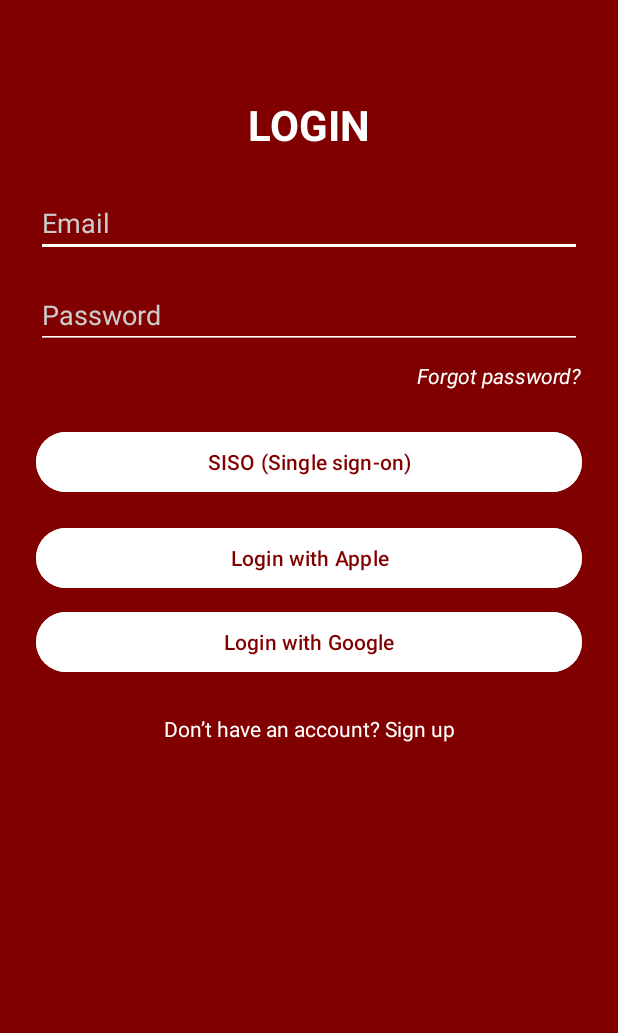
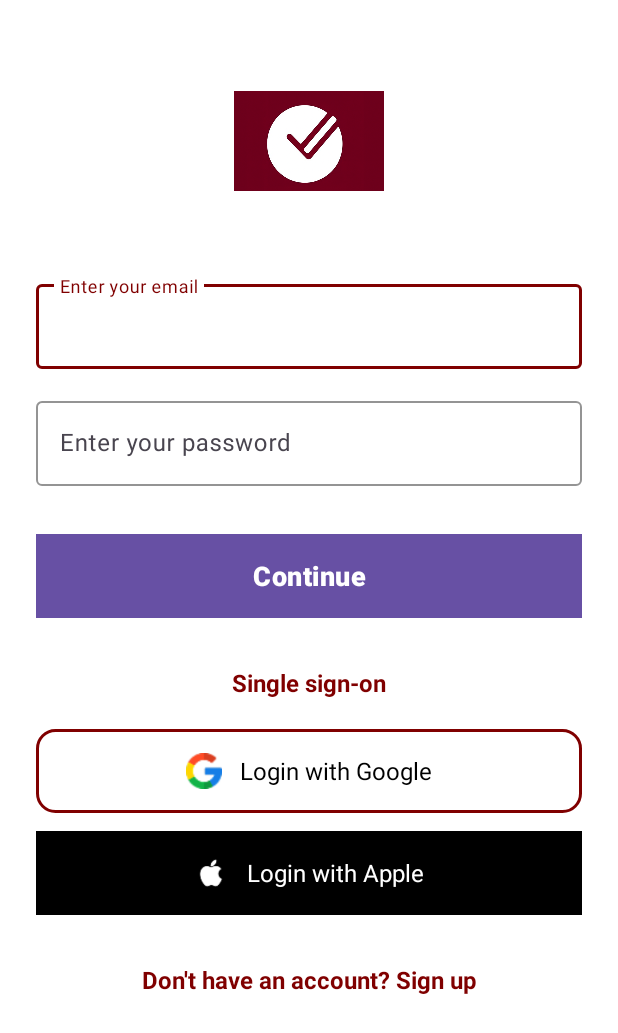
Before and after one commit to Judith2018/OPSC_POE_SplitSmartApp, an Android app: the layout activity_login.xml on its own in the app's theme, with its tools: preview values and no code run, on a phone screen of 412 x 824 dp. Shown: the top 1033 px of the screen. Run offline under Robolectric (Android 15) with nearby library versions, the phone set to English and light mode, and no system bars.

Commit message:
Fixed the design for login

```diff
--- a/app/src/main/java/com/example/splitsmart_poe/LoginActivity.kt
+++ b/app/src/main/java/com/example/splitsmart_poe/LoginActivity.kt
@@ -4,6 +4,7 @@ import android.content.Intent
 import androidx.appcompat.app.AppCompatActivity
 import android.os.Bundle
 import android.widget.Button
+import android.widget.LinearLayout
 import android.widget.TextView
 import android.widget.Toast
 
@@ -22,15 +23,15 @@ class LoginActivity : AppCompatActivity() {
             finish()
         }
 
-        // Google Login Button - Placeholder
-        val googleLoginButton = findViewById<Button>(R.id.btnGoogleLogin)
-        googleLoginButton.setOnClickListener {
+        // For Google login (now a LinearLayout)
+        val googleLoginLayout = findViewById<LinearLayout>(R.id.btnGoogleLogin)
+        googleLoginLayout.setOnClickListener {
             Toast.makeText(this, "Google login - to be implemented", Toast.LENGTH_SHORT).show()
         }
 
-        // Apple Login Button - Placeholder
-        val appleLoginButton = findViewById<Button>(R.id.btnAppleLogin)
-        appleLoginButton.setOnClickListener {
+// For Apple login (now a LinearLayout)
+        val appleLoginLayout = findViewById<LinearLayout>(R.id.btnAppleLogin)
+        appleLoginLayout.setOnClickListener {
             Toast.makeText(this, "Apple login - to be implemented", Toast.LENGTH_SHORT).show()
         }
 
--- /dev/null
+++ b/app/src/main/res/drawable/button_outline_background.xml
@@ -0,0 +1,8 @@
+<?xml version="1.0" encoding="utf-8"?>
+<shape xmlns:android="http://schemas.android.com/apk/res/android">
+    <solid android:color="#FFFFFF" />
+    <corners android:radius="12dp" />
+    <stroke
+        android:width="2dp"
+        android:color="#800000" />
+</shape>
--- a/app/src/main/res/layout/activity_login.xml
+++ b/app/src/main/res/layout/activity_login.xml
@@ -1,125 +1,159 @@
 <?xml version="1.0" encoding="utf-8"?>
-<ScrollView
-    xmlns:android="http://schemas.android.com/apk/res/android"
+<ScrollView xmlns:android="http://schemas.android.com/apk/res/android"
     xmlns:app="http://schemas.android.com/apk/res-auto"
     android:layout_width="match_parent"
     android:layout_height="match_parent"
-    android:background="#800000">
+    android:background="#FFFFFF"
+    android:padding="24dp">
 
-    <androidx.constraintlayout.widget.ConstraintLayout
+    <LinearLayout
         android:layout_width="match_parent"
         android:layout_height="wrap_content"
-        android:padding="24dp">
+        android:orientation="vertical">
 
-        <!-- LOGIN Title -->
-        <TextView
-            android:id="@+id/loginTitle"
-            android:layout_width="wrap_content"
-            android:layout_height="wrap_content"
-            android:text="@string/login_title"
-            android:textColor="#FFFFFF"
-            android:textSize="28sp"
-            android:textStyle="bold"
-            app:layout_constraintTop_toTopOf="parent"
-            app:layout_constraintStart_toStartOf="parent"
-            app:layout_constraintEnd_toEndOf="parent"
-            android:layout_marginTop="40dp" />
+        <!-- Logo at Top -->
+        <ImageView
+            android:id="@+id/ivLogo"
+            android:layout_width="100dp"
+            android:layout_height="100dp"
+            android:layout_gravity="center_horizontal"
+            android:layout_marginTop="20dp"
+            android:layout_marginBottom="40dp"
+            android:src="@drawable/app_logo"
+            android:contentDescription="SplitSmart Logo" />
 
         <!-- Email Field -->
-        <EditText
-            android:id="@+id/emailInput"
-            android:layout_width="0dp"
+        <com.google.android.material.textfield.TextInputLayout
+            android:layout_width="match_parent"
             android:layout_height="wrap_content"
-            android:hint="Email"
-            android:inputType="textEmailAddress"
-            android:backgroundTint="#FFFFFF"
-            android:textColor="#FFFFFF"
-            android:textColorHint="#CCCCCC"
-            app:layout_constraintTop_toBottomOf="@id/loginTitle"
-            app:layout_constraintStart_toStartOf="parent"
-            app:layout_constraintEnd_toEndOf="parent"
-            android:layout_marginTop="24dp" />
+            android:layout_marginBottom="16dp"
+            style="@style/Widget.Material3.TextInputLayout.OutlinedBox"
+            app:boxStrokeColor="#800000"
+            app:hintTextColor="#800000">
+
+            <com.google.android.material.textfield.TextInputEditText
+                android:id="@+id/etEmail"
+                android:layout_width="match_parent"
+                android:layout_height="wrap_content"
+                android:hint="Enter your email"
+                android:inputType="textEmailAddress"
+                android:textColor="#000000"
+                android:textSize="16sp" />
+
+        </com.google.android.material.textfield.TextInputLayout>
 
         <!-- Password Field -->
-        <EditText
-            android:id="@+id/passwordInput"
-            android:layout_width="0dp"
+        <com.google.android.material.textfield.TextInputLayout
+            android:layout_width="match_parent"
             android:layout_height="wrap_content"
-            android:hint="Password"
-            android:inputType="textPassword"
-            android:backgroundTint="#FFFFFF"
+            android:layout_marginBottom="32dp"
+            style="@style/Widget.Material3.TextInputLayout.OutlinedBox"
+            app:boxStrokeColor="#800000"
+            app:hintTextColor="#800000">
+
+            <com.google.android.material.textfield.TextInputEditText
+                android:id="@+id/etPassword"
+                android:layout_width="match_parent"
+                android:layout_height="wrap_content"
+                android:hint="Enter your password"
+                android:inputType="textPassword"
+                android:textColor="#000000"
+                android:textSize="16sp" />
+
+        </com.google.android.material.textfield.TextInputLayout>
+
+        <!-- Continue Button -->
+        <Button
+            android:id="@+id/btnLogin"
+            android:layout_width="match_parent"
+            android:layout_height="56dp"
+            android:background="#800000"
+            android:text="Continue"
             android:textColor="#FFFFFF"
-            android:textColorHint="#CCCCCC"
-            app:layout_constraintTop_toBottomOf="@id/emailInput"
-            app:layout_constraintStart_toStartOf="parent"
-            app:layout_constraintEnd_toEndOf="parent"
-            android:layout_marginTop="16dp" />
+            android:textSize="18sp"
+            android:textStyle="bold"
+            android:layout_marginBottom="32dp"
+            android:letterSpacing="0.02"
+            app:cornerRadius="12dp" />
 
-        <!-- Forgot Password -->
+        <!-- Single Sign-On Section -->
         <TextView
-            android:id="@+id/forgotPassword"
-            android:layout_width="wrap_content"
+            android:layout_width="match_parent"
             android:layout_height="wrap_content"
-            android:text="Forgot password?"
-            android:textColor="#FFFFFF"
-            android:textSize="14sp"
-            android:textStyle="italic"
-            app:layout_constraintTop_toBottomOf="@id/passwordInput"
-            app:layout_constraintEnd_toEndOf="parent"
-            android:layout_marginTop="8dp" />
+            android:text="Single sign-on"
+            android:textAlignment="center"
+            android:textColor="#800000"
+            android:textSize="16sp"
+            android:textStyle="bold"
+            android:layout_marginBottom="20dp" />
 
-        <!-- SISO Button -->
-        <Button
-            android:id="@+id/sisoButton"
-            android:layout_width="0dp"
+        <!-- Google Login Button -->
+        <LinearLayout
+            android:id="@+id/btnGoogleLogin"
+            android:layout_width="match_parent"
+            android:layout_height="56dp"
+            android:background="@drawable/button_outline_background"
+            android:orientation="horizontal"
+            android:gravity="center"
+            android:layout_marginBottom="12dp"
+            android:padding="16dp">
+
+            <ImageView
+                android:layout_width="24dp"
+                android:layout_height="24dp"
+                android:src="@drawable/ic_google"
+                android:layout_marginEnd="12dp" />
+
+            <TextView
+                android:layout_width="wrap_content"
+                android:layout_height="wrap_content"
+                android:text="Login with Google"
+                android:textColor="#000000"
+                android:textSize="16sp"
+                android:textStyle="normal" />
+
+        </LinearLayout>
+
+        <!-- Apple Login Button -->
+        <LinearLayout
+            android:id="@+id/btnAppleLogin"
+            android:layout_width="match_parent"
+            android:layout_height="56dp"
+            android:background="#000000"
+            android:orientation="horizontal"
+            android:gravity="center"
+            android:layout_marginBottom="32dp"
+            android:padding="16dp"
+            app:cornerRadius="12dp">
+
+            <ImageView
+                android:layout_width="24dp"
+                android:layout_height="24dp"
+                android:src="@drawable/ic_apple"
+                android:layout_marginEnd="12dp"
+                android:tint="#FFFFFF" />
+
+            <TextView
+                android:layout_width="wrap_content"
+                android:layout_height="wrap_content"
+                android:text="Login with Apple"
+                android:textColor="#FFFFFF"
+                android:textSize="16sp"
+                android:textStyle="normal" />
+
+        </LinearLayout>
+
+        <!-- Sign Up Link -->
+        <TextView
+            android:id="@+id/tvSignUp"
+            android:layout_width="match_parent"
             android:layout_height="wrap_content"
-            android:text="SISO (Single sign-on)"
+            android:text="Don't have an account? Sign up"
+            android:textAlignment="center"
             android:textColor="#800000"
-            android:backgroundTint="#FFFFFF"
-            app:layout_constraintTop_toBottomOf="@id/forgotPassword"
-            app:layout_constraintStart_toStartOf="parent"
-            app:layout_constraintEnd_toEndOf="parent"
-            android:layout_marginTop="24dp" />
+            android:textSize="16sp"
+            android:textStyle="bold" />
 
-        <!-- Login with Apple -->
-        <Button
-            android:id="@+id/appleLogin"
-            android:layout_width="0dp"
-            android:layout_height="wrap_content"
-            android:text="Login with Apple"
-            android:textColor="#800000"
-            android:backgroundTint="#FFFFFF"
-            app:layout_constraintTop_toBottomOf="@id/sisoButton"
-            app:layout_constraintStart_toStartOf="parent"
-            app:layout_constraintEnd_toEndOf="parent"
-            android:layout_marginTop="16dp" />
+    </LinearLayout>
 
-        <!-- Login with Google -->
-        <Button
-            android:id="@+id/googleLogin"
-            android:layout_width="0dp"
-            android:layout_height="wrap_content"
-            android:text="Login with Google"
-            android:textColor="#800000"
-            android:backgroundTint="#FFFFFF"
-            app:layout_constraintTop_toBottomOf="@id/appleLogin"
-            app:layout_constraintStart_toStartOf="parent"
-            app:layout_constraintEnd_toEndOf="parent"
-            android:layout_marginTop="8dp" />
-
-        <!-- Footer Text -->
-        <TextView
-            android:id="@+id/signupPrompt"
-            android:layout_width="wrap_content"
-            android:layout_height="wrap_content"
-            android:text="Don’t have an account? Sign up"
-            android:textColor="#FFFFFF"
-            android:textSize="14sp"
-            app:layout_constraintTop_toBottomOf="@id/googleLogin"
-            app:layout_constraintStart_toStartOf="parent"
-            app:layout_constraintEnd_toEndOf="parent"
-            android:layout_marginTop="24dp"
-            android:layout_marginBottom="40dp" />
-
-    </androidx.constraintlayout.widget.ConstraintLayout>
 </ScrollView>
```
